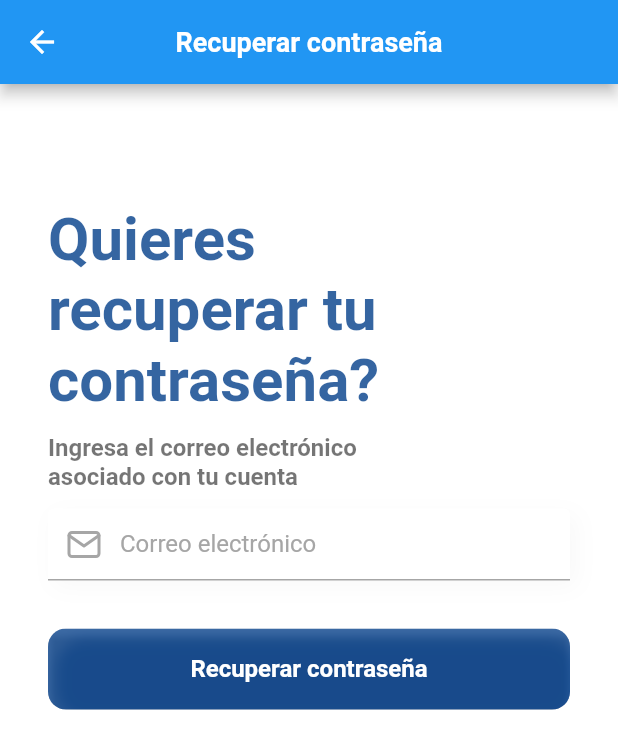
After one commit to dafm10/flutter_app_rdm, a Flutter app: the screen it shows after launch, after a tap on "Olvidé mi contraseña", on a phone screen of 412 x 824 dp. The commit adds this screen. Shown: the top 749 px of the screen. Run offline on Flutter 3.47's test engine with Material 2 defaults, Android fonts, the phone set to English and light mode, and no system bars; our stand-ins replace flutter_svg.

Commit message:
restart password page

```diff
--- a/lib/pages/doctor/login_doctor_page.dart
+++ b/lib/pages/doctor/login_doctor_page.dart
@@ -1,6 +1,5 @@
 import 'package:flutter/material.dart';
-import 'package:flutter_app_rdm/pages/doctor/home_doctor_page.dart';
-import 'package:flutter_app_rdm/pages/doctor/register_doctor_page.dart';
+import 'package:flutter_app_rdm/pages/doctor/pages.dart';
 import 'package:flutter_app_rdm/utils/constants.dart';
 import 'package:flutter_app_rdm/utils/responsive.dart';
 import 'package:flutter_app_rdm/widget/widgets.dart';
@@ -94,14 +93,24 @@ class _LoginDoctorPageState extends State<LoginDoctorPage> {
                           const SizedBox(
                             height: 28.0,
                           ),
-                          const Align(
+                          Align(
                             alignment: Alignment.centerRight,
-                            child: Text(
-                              "Olvidé mi contraseña",
-                              textAlign: TextAlign.left,
-                              style: TextStyle(
-                                color: priColor,
-                                fontWeight: FontWeight.w400,
+                            child: GestureDetector(
+                              onTap: () {
+                                Navigator.push(
+                                  context,
+                                  MaterialPageRoute(
+                                    builder: (context) => RestartPasswordPage(),
+                                  ),
+                                );
+                              },
+                              child: const Text(
+                                "Olvidé mi contraseña",
+                                textAlign: TextAlign.left,
+                                style: TextStyle(
+                                  color: priColor,
+                                  fontWeight: FontWeight.w400,
+                                ),
                               ),
                             ),
                           ),
--- a/lib/pages/doctor/pages.dart
+++ b/lib/pages/doctor/pages.dart
@@ -3,3 +3,4 @@ export 'info_doctor_page.dart';
 export 'login_doctor_page.dart';
 export 'register_doctor_page.dart';
 export 'register_patients_page.dart';
+export 'restart_password_page.dart';
--- /dev/null
+++ b/lib/pages/doctor/restart_password_page.dart
@@ -0,0 +1,71 @@
+import 'package:flutter/material.dart';
+import 'package:flutter_app_rdm/utils/constants.dart';
+import 'package:flutter_app_rdm/widget/widgets.dart';
+
+class RestartPasswordPage extends StatelessWidget {
+  RestartPasswordPage({super.key});
+
+  final _formKey = GlobalKey<FormState>();
+  final TextEditingController _emailController = TextEditingController();
+
+  @override
+  Widget build(BuildContext context) {
+    return Scaffold(
+      appBar: AppBar(
+        title: const Text(
+          "Recuperar contraseña",
+          style: TextStyle(
+            fontSize: 18.0,
+            fontWeight: FontWeight.bold,
+          ),
+        ),
+        centerTitle: true,
+      ),
+      body: Padding(
+        padding: const EdgeInsets.symmetric(
+            horizontal: defaultPadding * 2, vertical: defaultPadding * 5),
+        child: Column(
+          crossAxisAlignment: CrossAxisAlignment.start,
+          children: [
+            Text(
+              "Quieres \nrecuperar tu \ncontraseña?",
+              style: TextStyle(
+                fontSize: 40.0,
+                fontWeight: FontWeight.bold,
+                color: priColor.withOpacity(0.8),
+              ),
+            ),
+            const SizedBox(height: 12.0),
+            const Text(
+              "Ingresa el correo electrónico \nasociado con tu cuenta",
+              style: TextStyle(
+                fontSize: 16.0,
+                fontWeight: FontWeight.w700,
+                color: Colors.black54,
+              ),
+            ),
+            const SizedBox(height: 12.0),
+            Form(
+              key: _formKey,
+              child: Column(
+                children: [
+                  TextFieldNormalWidget(
+                    hintText: "Correo electrónico",
+                    icon: "mail",
+                    maxLines: 1,
+                    controller: _emailController,
+                  ),
+                  const SizedBox(height: 32.0),
+                  ElevatedButtonWidget(
+                    title: "Recuperar contraseña",
+                    onFunction: () {},
+                  ),
+                ],
+              ),
+            ),
+          ],
+        ),
+      ),
+    );
+  }
+}
```
